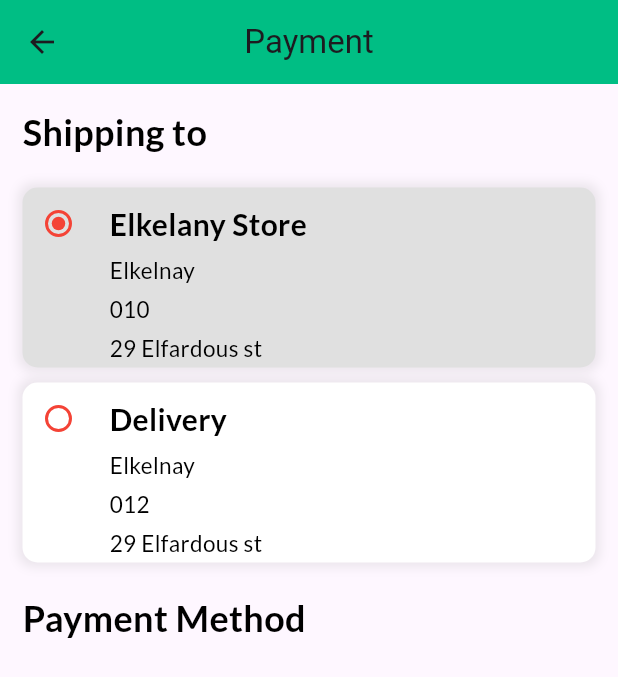
After one commit to Elkelany84/Getx_Shopping_WaledAsro_Udemy, a Flutter app: the PaymentScreen screen opened by its route, on a phone screen of 412 x 824 dp. The commit adds this screen. Shown: the top 677 px of the screen. Run offline on Flutter 3.47's test engine with Material 3 defaults, Android fonts, the phone set to English and light mode, and no system bars; our stand-ins replace badges, carousel_slider, firebase_auth, firebase_core, flutter_rating_bar, get and 5 more; accounts and stored records are empty; network calls fail.

Commit message:
EndVideo51

```diff
--- a/lib/routes/routes.dart
+++ b/lib/routes/routes.dart
@@ -7,6 +7,7 @@ import 'package:waleed_asro_shopping_getx_api/view/screens/auth/login_screen.dar
 import 'package:waleed_asro_shopping_getx_api/view/screens/auth/signup_screen.dart';
 import 'package:waleed_asro_shopping_getx_api/view/screens/cart_screen.dart';
 import 'package:waleed_asro_shopping_getx_api/view/screens/main_screen.dart';
+import 'package:waleed_asro_shopping_getx_api/view/screens/payment_screen.dart';
 import 'package:waleed_asro_shopping_getx_api/view/screens/welcome_screen.dart';
 
 class AppRoutes {
@@ -42,7 +43,18 @@ class AppRoutes {
     GetPage(
       name: Routes.cartScreen,
       page: () => CartScreen(),
-      bindings: [AuthBinding(), ProductBinding()],
+      bindings: [
+        AuthBinding(),
+        ProductBinding(),
+      ],
+    ),
+    GetPage(
+      name: Routes.paymentScreen,
+      page: () => PaymentScreen(),
+      bindings: [
+        AuthBinding(),
+        ProductBinding(),MainBinding(),
+      ],
     ),
   ];
 }
@@ -54,4 +66,5 @@ class Routes {
   static const forgetPasswordScreen = "/forgetpasswordScreen";
   static const mainScreen = "/mainScreen";
   static const cartScreen = "/cartScreen";
+  static const paymentScreen = "/paymentScreen";
 }
--- /dev/null
+++ b/lib/view/screens/payment_screen.dart
@@ -0,0 +1,59 @@
+import 'package:flutter/material.dart';
+import 'package:get/get.dart';
+import 'package:waleed_asro_shopping_getx_api/utils/theme.dart';
+import 'package:waleed_asro_shopping_getx_api/view/widgets/payment/delivery_container_widget.dart';
+import 'package:waleed_asro_shopping_getx_api/view/widgets/text_utils.dart';
+
+class PaymentScreen extends StatelessWidget {
+  const PaymentScreen({super.key});
+
+  @override
+  Widget build(BuildContext context) {
+    return Scaffold(
+      backgroundColor: context.theme.colorScheme.background,
+      appBar: AppBar(
+        centerTitle: true,
+        title: Text("Payment"),
+        elevation: 0,
+        backgroundColor: Get.isDarkMode ? darkGreyClr : mainColor,
+      ),
+      body: SingleChildScrollView(
+        child: Padding(
+          padding: EdgeInsets.all(15),
+          child: Column(
+            crossAxisAlignment: CrossAxisAlignment.start,
+            children: [
+              TextUtils(
+                  text: "Shipping to",
+                  fontSize: 24,
+                  fontWeight: FontWeight.bold,
+                  color: Get.isDarkMode ? Colors.white : Colors.black,
+                  underLine: TextDecoration.none),
+              SizedBox(
+                height: 20,
+              ),
+              DeliveryContainerWidget(),
+              SizedBox(
+                height: 20,
+              ),
+              TextUtils(
+                  text: "Payment Method",
+                  fontSize: 24,
+                  fontWeight: FontWeight.bold,
+                  color: Get.isDarkMode ? Colors.white : Colors.black,
+                  underLine: TextDecoration.none),
+              SizedBox(
+                height: 20,
+              ),
+              // PaymentMethodWidget(),
+              SizedBox(
+                height: 30,
+              ),
+              //Total Button
+            ],
+          ),
+        ),
+      ),
+    );
+  }
+}
--- a/lib/view/widgets/cart/cart_total.dart
+++ b/lib/view/widgets/cart/cart_total.dart
@@ -1,6 +1,7 @@
 import 'package:flutter/material.dart';
 import 'package:get/get.dart';
 import 'package:waleed_asro_shopping_getx_api/logic/controllers/cart_controller.dart';
+import 'package:waleed_asro_shopping_getx_api/routes/routes.dart';
 import 'package:waleed_asro_shopping_getx_api/utils/theme.dart';
 import 'package:waleed_asro_shopping_getx_api/view/widgets/text_utils.dart';
 
@@ -51,7 +52,9 @@ class CartTotal extends StatelessWidget {
                     ),
                     elevation: 0,
                     backgroundColor: Get.isDarkMode ? pinkClr : mainColor),
-                onPressed: () {},
+                onPressed: () {
+                  Get.toNamed(Routes.paymentScreen);
+                },
                 child: Row(
                   mainAxisAlignment: MainAxisAlignment.center,
                   children: [
--- /dev/null
+++ b/lib/view/widgets/payment/delivery_container_widget.dart
@@ -0,0 +1,133 @@
+import 'package:flutter/material.dart';
+import 'package:waleed_asro_shopping_getx_api/view/widgets/text_utils.dart';
+
+class DeliveryContainerWidget extends StatefulWidget {
+  const DeliveryContainerWidget({super.key});
+
+  @override
+  State<DeliveryContainerWidget> createState() =>
+      _DeliveryContainerWidgetState();
+}
+
+class _DeliveryContainerWidgetState extends State<DeliveryContainerWidget> {
+  bool changeColors = false;
+  int radioContainerIndes = 1;
+  @override
+  Widget build(BuildContext context) {
+    return Column(
+      children: [
+        buildRadioContainer(
+            address: "29 Elfardous st",
+            name: "Elkelnay",
+            phone: "010",
+            title: "Elkelany Store",
+            color: changeColors ? Colors.white : Colors.grey.shade300,
+            value: 1,
+            onChanged: (value) {
+              setState(() {
+                changeColors = !changeColors;
+                radioContainerIndes = value!;
+              });
+            }),
+        SizedBox(
+          height: 10,
+        ),
+        buildRadioContainer(
+            address: "29 Elfardous st",
+            name: "Elkelnay",
+            phone: "012",
+            title: "Delivery",
+            color: changeColors ? Colors.grey.shade300 : Colors.white,
+            value: 2,
+            onChanged: (value) {
+              setState(() {
+                changeColors = !changeColors;
+                radioContainerIndes = value!;
+              });
+            })
+      ],
+    );
+  }
+
+  buildRadioContainer({
+    required Color color,
+    required int value,
+    required Function onChanged,
+    required String name,
+    required String title,
+    required String phone,
+    required String address,
+  }) {
+    return Container(
+      height: 120,
+      width: double.infinity,
+      decoration: BoxDecoration(
+          borderRadius: BorderRadius.circular(10),
+          color: color,
+          boxShadow: [
+            BoxShadow(
+                color: Colors.grey.withOpacity(0.2),
+                spreadRadius: 3.0,
+                blurRadius: 5.0),
+          ]),
+      child: Row(
+        mainAxisAlignment: MainAxisAlignment.start,
+        crossAxisAlignment: CrossAxisAlignment.start,
+        children: [
+          Radio(
+            value: value,
+            groupValue: radioContainerIndes,
+            onChanged: (value) {
+              onChanged(value);
+            },
+            fillColor: MaterialStateColor.resolveWith((states) => Colors.red),
+          ),
+          SizedBox(
+            width: 10,
+          ),
+          Padding(
+            padding: EdgeInsets.only(top: 10),
+            child: Column(
+              crossAxisAlignment: CrossAxisAlignment.start,
+              children: [
+                TextUtils(
+                    text: title,
+                    fontSize: 20,
+                    fontWeight: FontWeight.bold,
+                    color: Colors.black,
+                    underLine: TextDecoration.none),
+                SizedBox(
+                  height: 5,
+                ),
+                TextUtils(
+                    text: name,
+                    fontSize: 15,
+                    fontWeight: FontWeight.normal,
+                    color: Colors.black,
+                    underLine: TextDecoration.none),
+                SizedBox(
+                  height: 5,
+                ),
+                TextUtils(
+                    text: phone,
+                    fontSize: 15,
+                    fontWeight: FontWeight.normal,
+                    color: Colors.black,
+                    underLine: TextDecoration.none),
+                SizedBox(
+                  height: 5,
+                ),
+                TextUtils(
+                    text: address,
+                    fontSize: 15,
+                    fontWeight: FontWeight.normal,
+                    color: Colors.black,
+                    underLine: TextDecoration.none),
+              ],
+            ),
+          ),
+        ],
+      ),
+    );
+  }
+}
```
